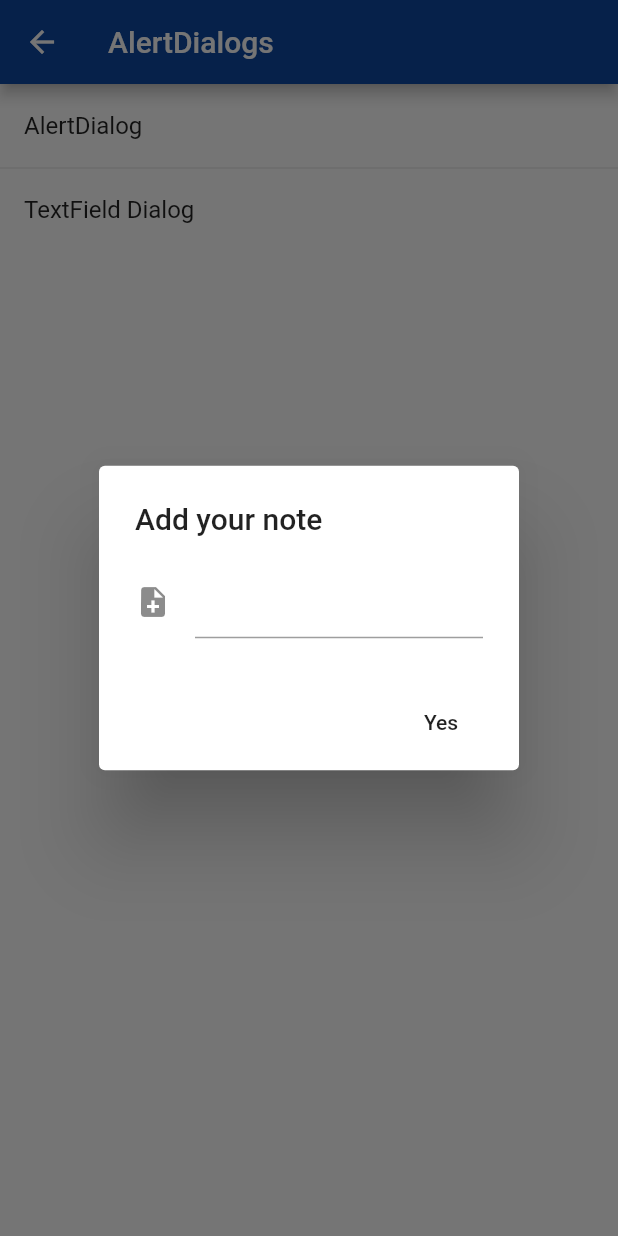
After one commit to fcraveiro/nova_agenda, a Flutter app: the HomePage screen opened directly, after a tap on "TextField Dialog", on a phone screen of 412 x 824 dp. The commit adds this screen. Run offline on Flutter 3.47's test engine with Material 2 defaults, Android fonts, the phone set to English and light mode, and no system bars; our stand-ins replace flutter_colorpicker, flutter_slidable, font_awesome_flutter, get, get_storage, mask_text_input_formatter and 4 more; missing offline and left inert: staggered_grid_view_flutter, via_cep_flutter; accounts and stored records are empty.

Commit message:
textfield

```diff
--- a/lib/services/constantes.dart
+++ b/lib/services/constantes.dart
@@ -2,7 +2,7 @@
 import 'package:flutter/material.dart';
 import 'package:get_storage/get_storage.dart';
 import 'package:get/get.dart';
-
+/*
 class ThemeProvider extends ChangeNotifier {
   ThemeMode themeMode = ThemeMode.dark;
   bool get isDarkMode => themeMode == ThemeMode.dark;
@@ -14,6 +14,7 @@ class ThemeProvider extends ChangeNotifier {
     notifyListeners();
   }
 }
+*/
 
 const Color kFont = Color(0xFF252435);
 const Color kFontLight = Color(0xFFB4B7BF);
@@ -53,18 +54,51 @@ MaterialColor createMaterialColor(Color color) {
   });
   return MaterialColor(color.value, swatch);
 }
+// Color(0xFFFFAB91)
 
 final box = GetStorage();
 
 class Temas {
   static final light = ThemeData(
-      // ignore: prefer_const_constructors
-      primarySwatch: createMaterialColor(Color(0xFFFFAB91)),
+      primarySwatch: createMaterialColor(
+        const Color(0xFF0D47A1),
+      ),
+
+      //
+      backgroundColor: Colors.pink,
+      //
+      dialogBackgroundColor: Colors.white,
+      // CheckBox
+      toggleableActiveColor: Colors.deepOrange,
+      // AppBar em Brightness.dark
+      cardColor: Colors.yellow,
+      canvasColor: Colors.white,
+      focusColor: Colors.green,
+      indicatorColor: Colors.yellow,
+      hintColor: Colors.white,
+      hoverColor: Colors.red,
+      splashColor: Colors.yellow,
+      selectedRowColor: Colors.yellow,
+      highlightColor: Colors.amber,
+      secondaryHeaderColor: Colors.yellow,
+
+//      textSelectionHandleColor: ,
+//      cursorColor: ,
+//      primaryColor: Colors.amber,
+//      primaryColorBrightness: Colors.red,
+//      accentColor:
+//      textSelectionColor: ,
+//      textSelectionHandleColor: Temas
+
       brightness: Brightness.light);
+
+//        visualDensity: VisualDensity.adaptivePlatformDensity,
 
   static final dark = ThemeData(
       primarySwatch: createMaterialColor(const Color(0xFF212121)),
       brightness: Brightness.dark);
+//        visualDensity: VisualDensity.adaptivePlatformDensity,
+
 }
 
 class ThemeService {
@@ -72,7 +106,6 @@ class ThemeService {
   final _key = 'isDarkMode';
 
   _saveThemeToBox(bool isDarkMode) => _box.write(_key, isDarkMode);
-
   bool _loadThemeFromBox() => _box.read(_key) ?? false;
   ThemeMode get theme => _loadThemeFromBox() ? ThemeMode.dark : ThemeMode.light;
   void switchTheme() {
--- a/lib/services/widgets.dart
+++ b/lib/services/widgets.dart
@@ -18,7 +18,7 @@ appBarra(context, String texto) {
         },
         icon: const Icon(
           Icons.menu,
-          color: Color(0xFF616161),
+//          color: Color(0xFF616161),
         ),
       ),
       const SizedBox(
--- /dev/null
+++ b/lib/testes/iniciar.dart
@@ -0,0 +1,84 @@
+// ignore_for_file: deprecated_member_use
+
+import 'package:flutter/material.dart';
+
+final List<String> countries = [
+  'United Kingdom',
+  'USA',
+  'Frances',
+  'Australia',
+  'Germany',
+  'India',
+  'Vietnam'
+];
+
+class HomePage extends StatelessWidget {
+  const HomePage({Key? key}) : super(key: key);
+
+  @override
+  Widget build(BuildContext context) {
+    return Scaffold(
+        appBar: AppBar(
+          title: const Text('AlertDialogs'),
+        ),
+        body: Center(
+            child: ListView(
+          children: ListTile.divideTiles(tiles: [
+            ListTile(
+              title: const Text('AlertDialog'),
+              onTap: () => _showMessageDialog(context),
+            ),
+            ListTile(
+                title: const Text('TextField Dialog'),
+                onTap: () => _showAddNoteDialog(context))
+          ], context: context)
+              .toList(),
+        )));
+  }
+
+  _showMessageDialog(BuildContext context) => showDialog(
+      context: context,
+      builder: (context) => AlertDialog(
+            title: const Text('Are you sure?'),
+            content: const Text('Do you want to delete all items'),
+            actions: [
+              FlatButton(
+                child: const Text('Yes'),
+                onPressed: () => Navigator.of(context).pop(),
+              )
+            ],
+          ));
+
+  _showAddNoteDialog(BuildContext context) => showDialog(
+        context: context,
+        builder: (context) {
+          return AlertDialog(
+            title: const Text("Add your note"),
+            content: SingleChildScrollView(
+              child: SizedBox(
+                width: double.infinity,
+                child: Column(
+                  mainAxisSize: MainAxisSize.min,
+                  children: [
+                    TextFormField(
+                      keyboardType: TextInputType.text,
+                      decoration: const InputDecoration(
+                          hintText: 'Enter your note',
+                          icon: Icon(Icons.note_add)),
+                    )
+                  ],
+                ),
+              ),
+            ),
+            actions: [
+              FlatButton(
+                child: const Text("Yes"),
+                onPressed: () {
+                  Navigator.of(context).pop();
+                },
+              ),
+            ],
+          );
+        },
+      );
+}
```
Also changed, not shown: lib/menu.dart (+41 -1 lines), lib/paginas/addpacientes.dart (+9 -12 lines), lib/testes/pacwhere.dart (added, +462 -0 lines), 1 other file.
